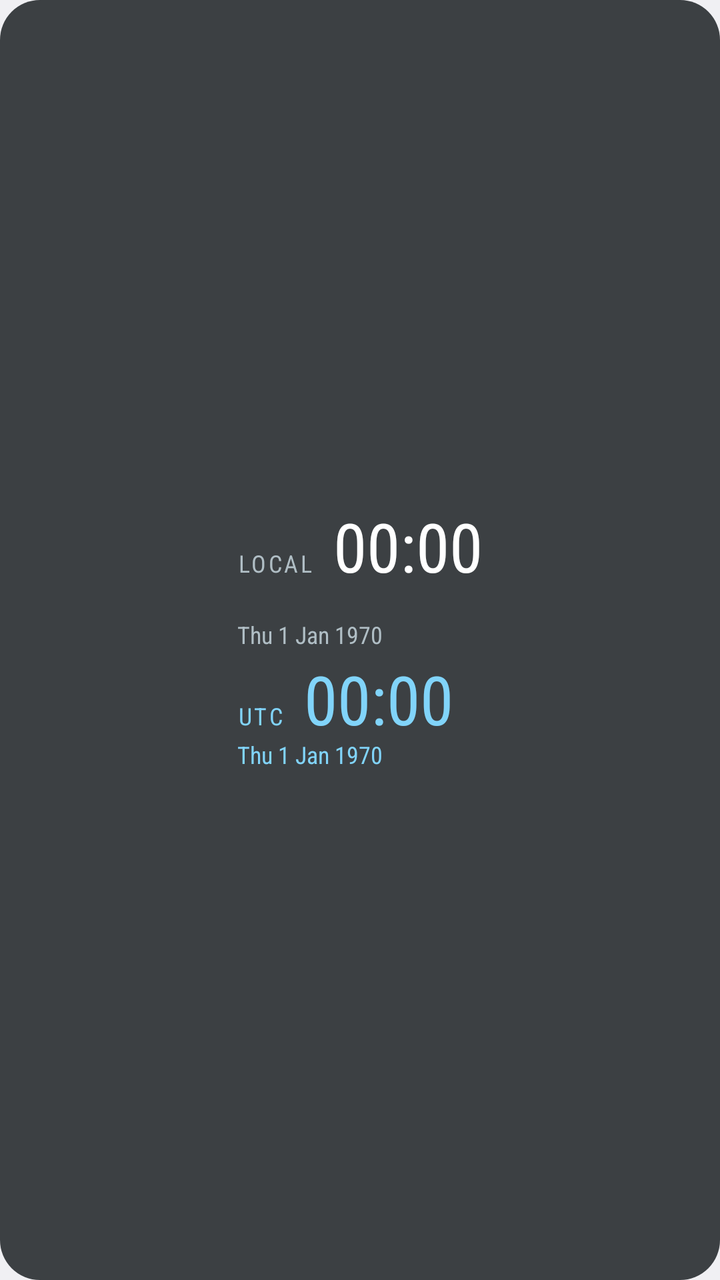
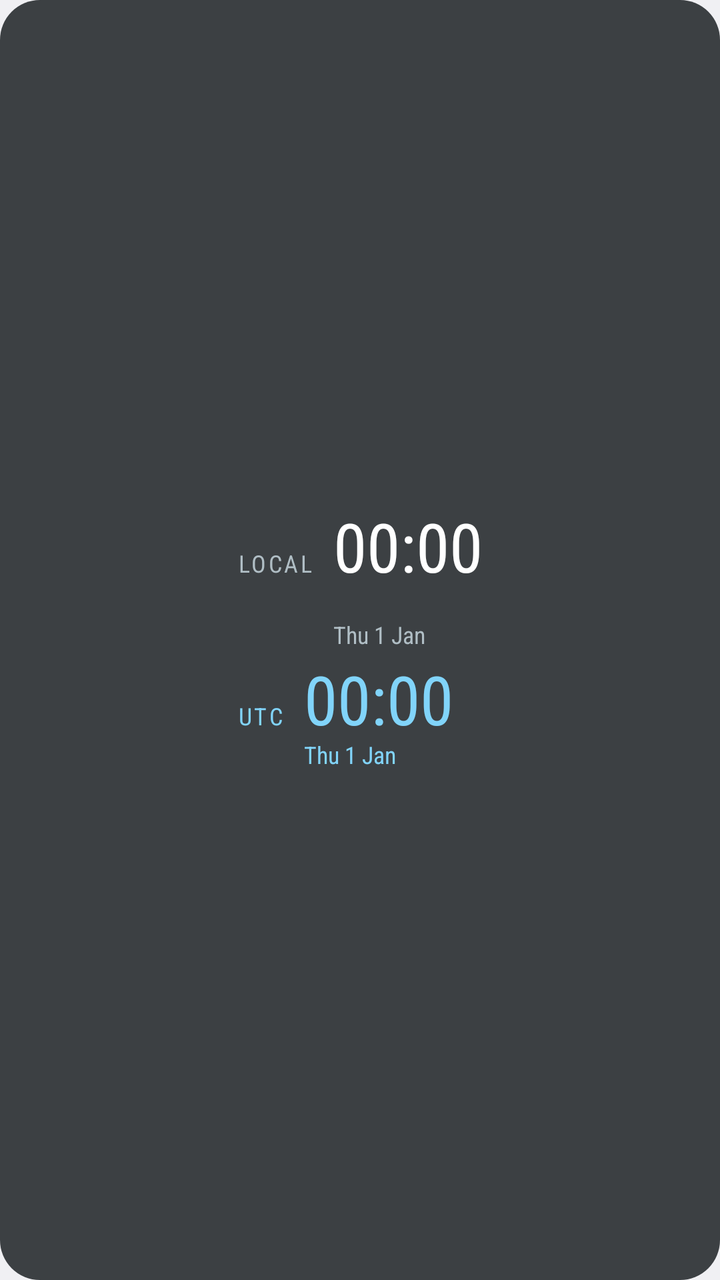

Before-and-after screenshots of an Android layout around one commit, followed by the original layout XML and the change that was made.
<!-- AndroidManifest.xml: application theme AppTheme -->
<!-- res/layout/widget_stacked_condensed.xml -->
<?xml version="1.0" encoding="utf-8"?>
<LinearLayout xmlns:android="http://schemas.android.com/apk/res/android" android:id="@+id/root" android:layout_width="match_parent" android:layout_height="match_parent" android:background="@drawable/widget_bg" android:gravity="center" android:orientation="vertical" android:padding="14dp">
<LinearLayout android:layout_width="wrap_content" android:layout_height="wrap_content" android:orientation="vertical" >
<LinearLayout android:layout_width="wrap_content" android:layout_height="wrap_content" android:orientation="horizontal" android:baselineAligned="true" >
<TextView android:id="@+id/label_local" android:layout_width="wrap_content" android:layout_height="wrap_content"
    android:fontFamily="sans-serif-condensed" android:letterSpacing="0.1" android:text="@string/label_local"
    android:textColor="#B0BEC5" android:textSize="12sp" android:layout_marginEnd="10dp"/>
<TextClock android:id="@+id/clock_local" android:layout_width="wrap_content" android:layout_height="wrap_content"
    android:fontFamily="sans-serif-condensed" android:format12Hour="HH:mm" android:format24Hour="HH:mm" android:includeFontPadding="false" android:maxLines="1"
    android:textColor="#FFFFFF" android:textSize="34sp"  />
</LinearLayout>
<TextView android:id="@+id/zone_local" android:layout_width="wrap_content" android:layout_height="wrap_content"
    android:fontFamily="sans-serif-condensed" android:textColor="#B0BEC5" android:textSize="12sp" />
<TextClock android:id="@+id/date_local" android:layout_width="wrap_content" android:layout_height="wrap_content"
    android:fontFamily="sans-serif-condensed" android:format12Hour="EEE d MMM yyyy" android:format24Hour="EEE d MMM yyyy" android:includeFontPadding="false" android:maxLines="1"
    android:textColor="#B0BEC5" android:textSize="12sp"  />
<LinearLayout android:layout_width="wrap_content" android:layout_height="wrap_content" android:orientation="horizontal" android:baselineAligned="true" android:layout_marginTop="6dp">
<TextView android:id="@+id/label_utc" android:layout_width="wrap_content" android:layout_height="wrap_content"
    android:fontFamily="sans-serif-condensed" android:letterSpacing="0.1" android:text="@string/label_utc"
    android:textColor="#81D4FA" android:textSize="12sp" android:layout_marginEnd="10dp"/>
<TextClock android:id="@+id/clock_utc" android:layout_width="wrap_content" android:layout_height="wrap_content"
    android:fontFamily="sans-serif-condensed" android:format12Hour="HH:mm" android:format24Hour="HH:mm" android:includeFontPadding="false" android:maxLines="1"
    android:textColor="#81D4FA" android:textSize="34sp" android:timeZone="UTC" />
</LinearLayout>
<TextClock android:id="@+id/date_utc" android:layout_width="wrap_content" android:layout_height="wrap_content"
    android:fontFamily="sans-serif-condensed" android:format12Hour="EEE d MMM yyyy" android:format24Hour="EEE d MMM yyyy" android:includeFontPadding="false" android:maxLines="1"
    android:textColor="#81D4FA" android:textSize="12sp" android:timeZone="UTC" />
</LinearLayout>
</LinearLayout>
<!-- resources referenced by this layout -->
<resources>
  <!-- drawable widget_bg (drawable) -->
  <?xml version="1.0" encoding="utf-8"?>
  <shape xmlns:android="http://schemas.android.com/apk/res/android" android:shape="rectangle">
      <solid android:color="#CC101418" />
      <corners android:radius="20dp" />
  </shape>
  <string name="label_local">LOCAL</string>
  <string name="label_utc">UTC</string>
  <style name="AppTheme" parent="@android:style/Theme.DeviceDefault.Light.NoActionBar" />
</resources>

<!-- the commit's change to res/layout/widget_stacked_condensed.xml (unified diff, before → after) -->
@@ -5,25 +5,29 @@
 <TextView android:id="@+id/label_local" android:layout_width="wrap_content" android:layout_height="wrap_content"
     android:fontFamily="sans-serif-condensed" android:letterSpacing="0.1" android:text="@string/label_local"
     android:textColor="#B0BEC5" android:textSize="12sp" android:layout_marginEnd="10dp"/>
+<LinearLayout android:layout_width="wrap_content" android:layout_height="wrap_content" android:orientation="vertical" android:baselineAlignedChildIndex="0">
 <TextClock android:id="@+id/clock_local" android:layout_width="wrap_content" android:layout_height="wrap_content"
     android:fontFamily="sans-serif-condensed" android:format12Hour="HH:mm" android:format24Hour="HH:mm" android:includeFontPadding="false" android:maxLines="1"
     android:textColor="#FFFFFF" android:textSize="34sp"  />
-</LinearLayout>
 <TextView android:id="@+id/zone_local" android:layout_width="wrap_content" android:layout_height="wrap_content"
     android:fontFamily="sans-serif-condensed" android:textColor="#B0BEC5" android:textSize="12sp" />
 <TextClock android:id="@+id/date_local" android:layout_width="wrap_content" android:layout_height="wrap_content"
-    android:fontFamily="sans-serif-condensed" android:format12Hour="EEE d MMM yyyy" android:format24Hour="EEE d MMM yyyy" android:includeFontPadding="false" android:maxLines="1"
+    android:fontFamily="sans-serif-condensed" android:format12Hour="EEE d MMM" android:format24Hour="EEE d MMM" android:includeFontPadding="false" android:maxLines="1"
     android:textColor="#B0BEC5" android:textSize="12sp"  />
+</LinearLayout>
+</LinearLayout>
 <LinearLayout android:layout_width="wrap_content" android:layout_height="wrap_content" android:orientation="horizontal" android:baselineAligned="true" android:layout_marginTop="6dp">
 <TextView android:id="@+id/label_utc" android:layout_width="wrap_content" android:layout_height="wrap_content"
     android:fontFamily="sans-serif-condensed" android:letterSpacing="0.1" android:text="@string/label_utc"
     android:textColor="#81D4FA" android:textSize="12sp" android:layout_marginEnd="10dp"/>
+<LinearLayout android:layout_width="wrap_content" android:layout_height="wrap_content" android:orientation="vertical" android:baselineAlignedChildIndex="0">
 <TextClock android:id="@+id/clock_utc" android:layout_width="wrap_content" android:layout_height="wrap_content"
     android:fontFamily="sans-serif-condensed" android:format12Hour="HH:mm" android:format24Hour="HH:mm" android:includeFontPadding="false" android:maxLines="1"
     android:textColor="#81D4FA" android:textSize="34sp" android:timeZone="UTC" />
-</LinearLayout>
 <TextClock android:id="@+id/date_utc" android:layout_width="wrap_content" android:layout_height="wrap_content"
-    android:fontFamily="sans-serif-condensed" android:format12Hour="EEE d MMM yyyy" android:format24Hour="EEE d MMM yyyy" android:includeFontPadding="false" android:maxLines="1"
+    android:fontFamily="sans-serif-condensed" android:format12Hour="EEE d MMM" android:format24Hour="EEE d MMM" android:includeFontPadding="false" android:maxLines="1"
     android:textColor="#81D4FA" android:textSize="12sp" android:timeZone="UTC" />
 </LinearLayout>
 </LinearLayout>
+</LinearLayout>
+</LinearLayout>
